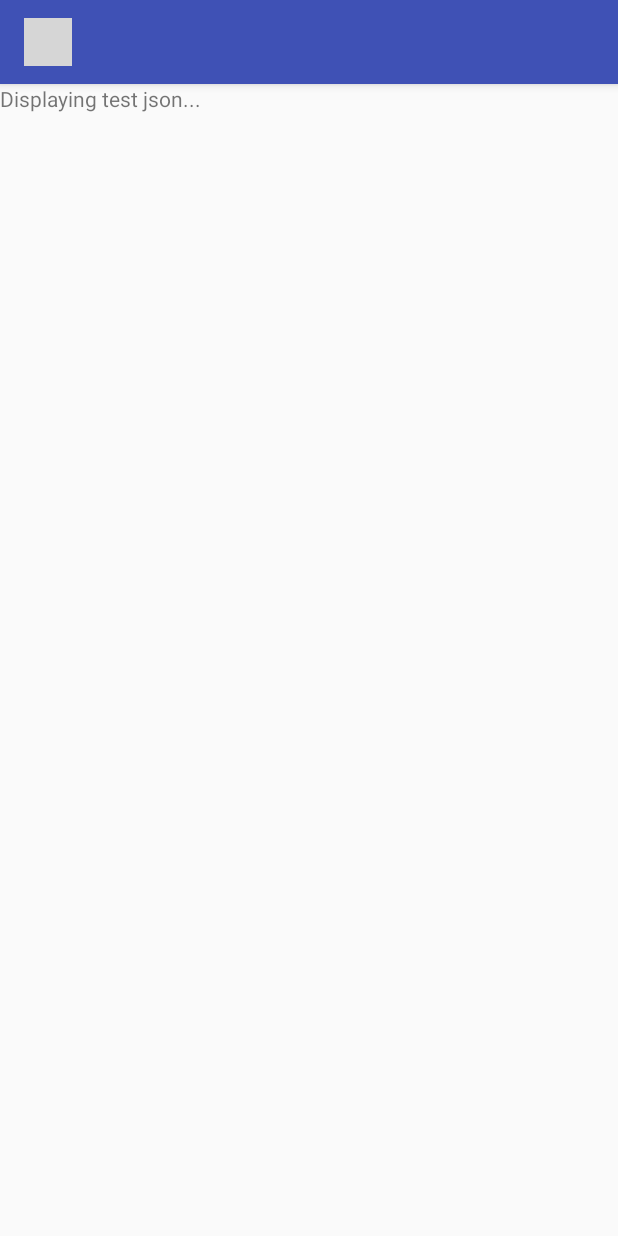
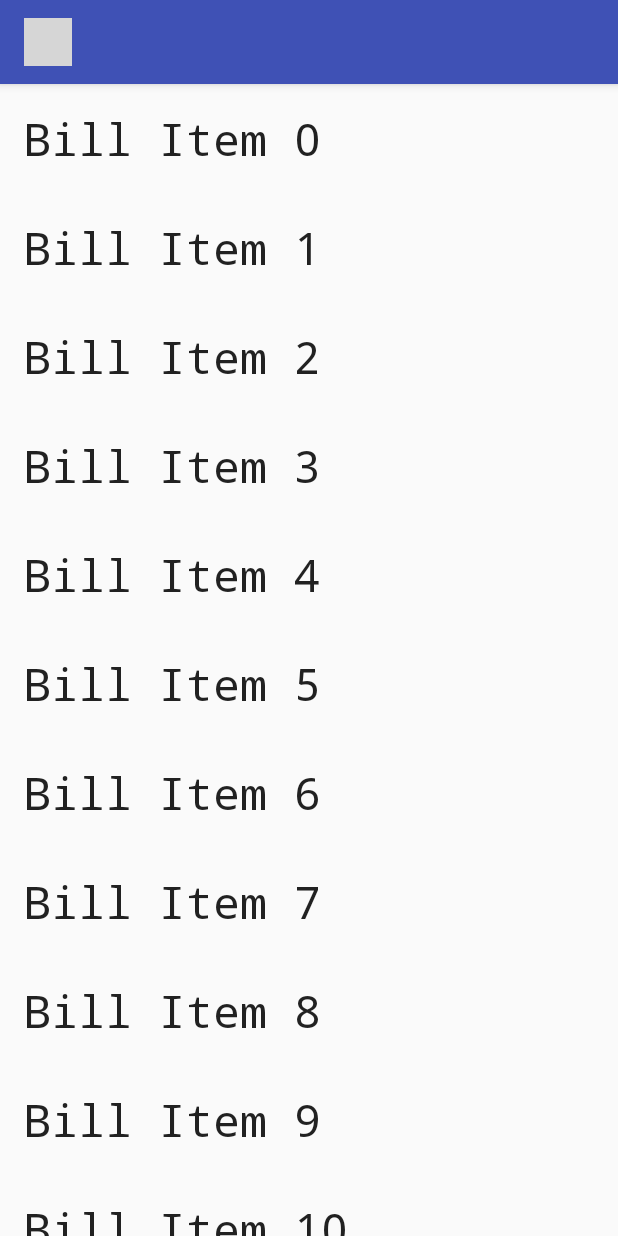
Before and after one commit to mazkatraz/PolitiTrak, an Android app: the BillMainActivity screen opened directly, with no data from a screen before it, on a phone screen of 412 x 824 dp. Run offline under Robolectric (Android 15) with nearby library versions, the phone set to English and light mode, and no system bars; libraries missing offline, so code that uses them is left out: com.mancj.materialsearchbar; plain views replace MaterialSearchBar; 2 statements that could not run were skipped; grey boxes are pictures that could not be loaded.

Commit message:
Added a recycler view.

```diff
--- a/app/build.gradle
+++ b/app/build.gradle
@@ -27,7 +27,8 @@ dependencies {
     })
     compile 'com.android.support:appcompat-v7:25.4.0'
     compile 'com.android.support.constraint:constraint-layout:1.0.2'
+    compile 'com.android.support:design:25.4.0'
+    compile 'com.android.support:recyclerview-v7:25.4.0'
     compile 'com.github.mancj:MaterialSearchBar:0.7.5'
-    compile 'com.android.support:design:25.4.0'
     testCompile 'junit:junit:4.12'
 }
--- a/app/src/main/java/com/myroom/wesna/polititrak/BillMainActivity.java
+++ b/app/src/main/java/com/myroom/wesna/polititrak/BillMainActivity.java
@@ -6,11 +6,14 @@ import android.os.Bundle;
 import android.support.annotation.Nullable;
 import android.support.v7.app.ActionBar;
 import android.support.v7.app.AppCompatActivity;
+import android.support.v7.widget.LinearLayoutManager;
+import android.support.v7.widget.RecyclerView;
 import android.view.ViewGroup;
 import android.widget.TextView;
 import android.widget.Toast;
 
 import com.mancj.materialsearchbar.MaterialSearchBar;
+import com.myroom.wesna.polititrak.adapters.BillAdapter;
 import com.myroom.wesna.polititrak.utilities.NetworkUtils;
 
 import java.io.IOException;
@@ -24,7 +27,7 @@ public class BillMainActivity extends AppCompatActivity {
         super.onCreate(savedInstanceState);
         setContentView(R.layout.activity_bill_main);
 
-        textView = (TextView) findViewById(R.id.testTextView);
+        //textView = (TextView) findViewById(R.id.testTextView);
 
         //Inflate the custom layout for the action bar
         final ViewGroup actionBarLayout = (ViewGroup) getLayoutInflater().inflate(
@@ -50,7 +53,16 @@ public class BillMainActivity extends AppCompatActivity {
         MaterialSearchBar materialSearchBar = (MaterialSearchBar) findViewById(R.id.searchBar);
         materialSearchBar.setNavButtonEnabled(true);
 
-        getRecentBills();
+        //Hook up the adapter and layout manager to the recycler view
+        RecyclerView rv = (RecyclerView) findViewById(R.id.rv_bills);
+        BillAdapter billAdapter = new BillAdapter();
+        RecyclerView.LayoutManager lm = new LinearLayoutManager(this);
+
+        rv.setAdapter(billAdapter);
+        rv.setLayoutManager(lm);
+        rv.setHasFixedSize(true);
+
+        //getRecentBills();
     }
 
     private void getRecentBills() {
@@ -79,7 +91,8 @@ public class BillMainActivity extends AppCompatActivity {
                 Toast.makeText(getBaseContext(), "Dun Goofed", Toast.LENGTH_SHORT).show();
                 //TODO: Handle this properly.
             } else {
-                textView.setText(recentBillsResults);
+                //textView.setText(recentBillsResults);
+                Toast.makeText(getBaseContext(), "Got em", Toast.LENGTH_SHORT).show();
             }
         }
     }
--- /dev/null
+++ b/app/src/main/java/com/myroom/wesna/polititrak/adapters/BillAdapter.java
@@ -0,0 +1,53 @@
+package com.myroom.wesna.polititrak.adapters;
+
+import android.support.v7.widget.RecyclerView;
+import android.view.LayoutInflater;
+import android.view.View;
+import android.view.ViewGroup;
+import android.widget.TextView;
+
+import com.myroom.wesna.polititrak.R;
+
+public class BillAdapter extends RecyclerView.Adapter<BillAdapter.BillItemViewHolder>{
+    private int numberOfItems;
+
+    public BillAdapter(){
+        numberOfItems = 25;
+    }
+
+    @Override
+    public BillItemViewHolder onCreateViewHolder(ViewGroup parent, int viewType) {
+        LayoutInflater layoutInflater = LayoutInflater.from(parent.getContext());
+        boolean shouldAttachToParentImmediately = false;
+
+        View billListItem = layoutInflater.inflate(R.layout.bill_list_item,
+                                            parent,
+                                            shouldAttachToParentImmediately);
+
+        return new BillItemViewHolder(billListItem);
+    }
+
+    @Override
+    public void onBindViewHolder(BillItemViewHolder holder, int position) {
+        holder.bind(position);
+    }
+
+    @Override
+    public int getItemCount() {
+        return numberOfItems;
+    }
+
+    public class BillItemViewHolder extends RecyclerView.ViewHolder{
+        TextView billItemTitle;
+
+        public BillItemViewHolder(View itemView) {
+            super(itemView);
+
+            billItemTitle = (TextView) itemView.findViewById(R.id.tv_bill_name);
+        }
+
+        public void bind(int position){
+            billItemTitle.setText("Bill Item " + position);
+        }
+    }
+}
--- a/app/src/main/res/layout/activity_bill_main.xml
+++ b/app/src/main/res/layout/activity_bill_main.xml
@@ -4,19 +4,12 @@
     android:layout_height="match_parent"
     xmlns:app="http://schemas.android.com/apk/res-auto">
 
-    <ScrollView
+    <android.support.v7.widget.RecyclerView
         android:layout_width="match_parent"
-        android:layout_height="match_parent">
-
-        <TextView
-            android:id="@+id/testTextView"
-            android:layout_width="wrap_content"
-            android:layout_height="wrap_content"
-            android:text="Displaying test json..."
-            app:layout_constraintTop_toTopOf="parent"
-            app:layout_constraintLeft_toLeftOf="parent"/>
+        android:layout_height="match_parent"
+        android:id="@+id/rv_bills">
 
 
-    </ScrollView>
+    </android.support.v7.widget.RecyclerView>
 
 </android.support.constraint.ConstraintLayout>
--- /dev/null
+++ b/app/src/main/res/layout/bill_list_item.xml
@@ -0,0 +1,16 @@
+<?xml version="1.0" encoding="utf-8"?>
+<FrameLayout
+    xmlns:android="http://schemas.android.com/apk/res/android"
+    android:layout_width="wrap_content"
+    android:layout_height="wrap_content"
+    android:padding="16dp">
+
+    <TextView
+        android:layout_width="wrap_content"
+        android:layout_height="wrap_content"
+        android:id="@+id/tv_bill_name"
+        style="@style/TextAppearance.AppCompat.Title"
+        android:fontFamily="monospace"
+        android:textSize="30sp"/>
+
+</FrameLayout>
--- a/build.gradle
+++ b/build.gradle
@@ -9,7 +9,7 @@ buildscript {
         }
     }
     dependencies {
-        classpath 'com.android.tools.build:gradle:3.0.0'
+        classpath 'com.android.tools.build:gradle:3.0.1'
 
         // NOTE: Do not place your application dependencies here; they belong
         // in the individual module build.gradle files
```
